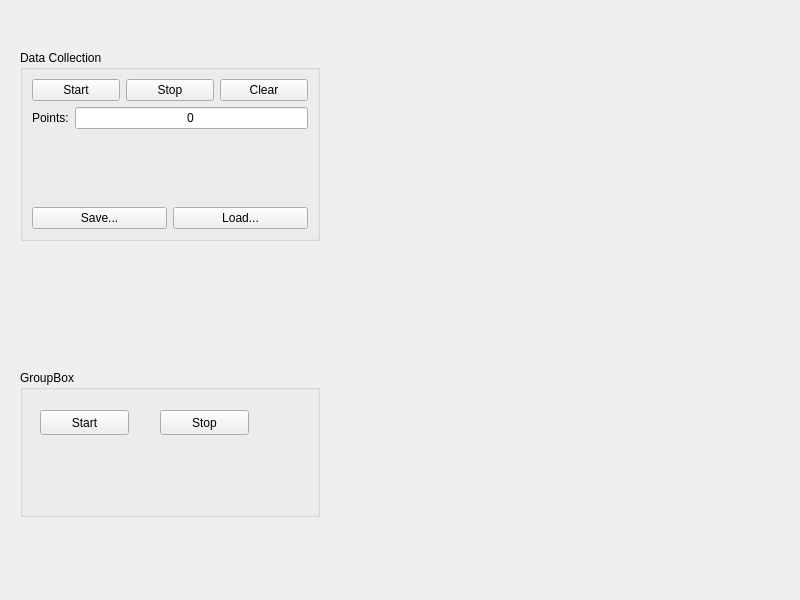
pcdangio/ros-calibration_imu, file src/magnetometer/gui/fmain.ui: the form before one commit.
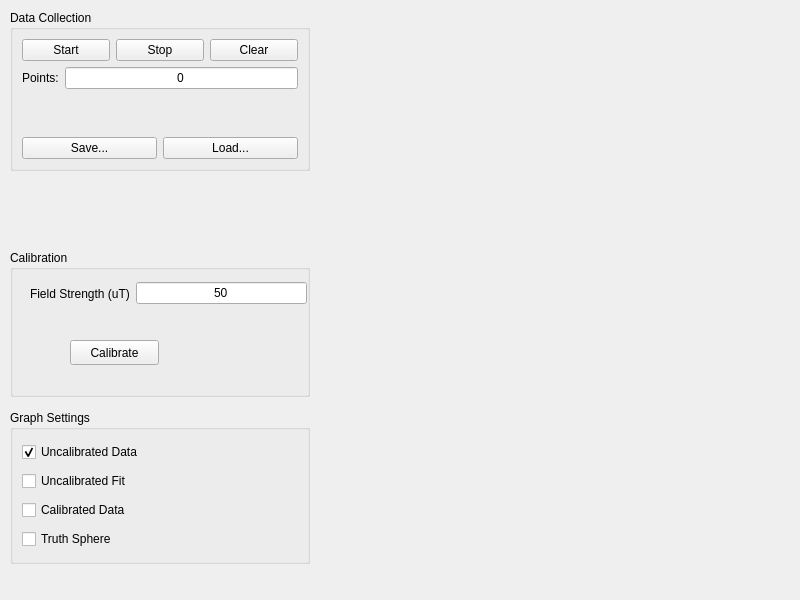
The form after the commit.

```diff
--- a/src/magnetometer/gui/fmain.ui
+++ b/src/magnetometer/gui/fmain.ui
@@ -17,22 +17,22 @@
    <widget class="QGroupBox" name="groupBox">
     <property name="geometry">
      <rect>
-      <x>20</x>
-      <y>50</y>
+      <x>10</x>
+      <y>10</y>
       <width>300</width>
-      <height>191</height>
+      <height>161</height>
      </rect>
     </property>
     <property name="minimumSize">
      <size>
       <width>300</width>
-      <height>0</height>
+      <height>161</height>
      </size>
     </property>
     <property name="maximumSize">
      <size>
       <width>300</width>
-      <height>16777215</height>
+      <height>161</height>
      </size>
     </property>
     <property name="title">
@@ -124,8 +124,8 @@
    <widget class="QGroupBox" name="groupBox_2">
     <property name="geometry">
      <rect>
-      <x>20</x>
-      <y>370</y>
+      <x>10</x>
+      <y>250</y>
       <width>300</width>
       <height>147</height>
      </rect>
@@ -143,33 +143,49 @@
      </size>
     </property>
     <property name="title">
-     <string>GroupBox</string>
+     <string>Calibration</string>
     </property>
-    <widget class="QPushButton" name="button_start_fit">
+    <widget class="QPushButton" name="button_calibrate">
+     <property name="geometry">
+      <rect>
+       <x>60</x>
+       <y>90</y>
+       <width>89</width>
+       <height>25</height>
+      </rect>
+     </property>
+     <property name="text">
+      <string>Calibrate</string>
+     </property>
+    </widget>
+    <widget class="QWidget" name="">
      <property name="geometry">
       <rect>
        <x>20</x>
-       <y>40</y>
-       <width>89</width>
-       <height>25</height>
+       <y>30</y>
+       <width>277</width>
+       <height>27</height>
       </rect>
      </property>
-     <property name="text">
-      <string>Start</string>
-     </property>
-    </widget>
-    <widget class="QPushButton" name="button_stop_fit">
-     <property name="geometry">
-      <rect>
-       <x>140</x>
-       <y>40</y>
-       <width>89</width>
-       <height>25</height>
-      </rect>
-     </property>
-     <property name="text">
-      <string>Stop</string>
-     </property>
+     <layout class="QHBoxLayout" name="horizontalLayout_4">
+      <item>
+       <widget class="QLabel" name="label_field_strength">
+        <property name="text">
+         <string>Field Strength (uT)</string>
+        </property>
+       </widget>
+      </item>
+      <item>
+       <widget class="QLineEdit" name="lineedit_field_strength">
+        <property name="text">
+         <string>50</string>
+        </property>
+        <property name="alignment">
+         <set>Qt::AlignCenter</set>
+        </property>
+       </widget>
+      </item>
+     </layout>
     </widget>
    </widget>
    <widget class="QWidget" name="gridLayoutWidget">
@@ -183,6 +199,64 @@
     </property>
     <layout class="QGridLayout" name="layout_graph"/>
    </widget>
+   <widget class="QGroupBox" name="groupbox_graph">
+    <property name="geometry">
+     <rect>
+      <x>10</x>
+      <y>410</y>
+      <width>300</width>
+      <height>154</height>
+     </rect>
+    </property>
+    <property name="minimumSize">
+     <size>
+      <width>300</width>
+      <height>0</height>
+     </size>
+    </property>
+    <property name="maximumSize">
+     <size>
+      <width>300</width>
+      <height>16777215</height>
+     </size>
+    </property>
+    <property name="title">
+     <string>Graph Settings</string>
+    </property>
+    <layout class="QVBoxLayout" name="verticalLayout_2">
+     <item>
+      <widget class="QCheckBox" name="checkbox_graph_uncalibrated">
+       <property name="text">
+        <string>Uncalibrated Data</string>
+       </property>
+       <property name="checked">
+        <bool>true</bool>
+       </property>
+      </widget>
+     </item>
+     <item>
+      <widget class="QCheckBox" name="checkbox_graph_fit">
+       <property name="text">
+        <string>Uncalibrated Fit</string>
+       </property>
+      </widget>
+     </item>
+     <item>
+      <widget class="QCheckBox" name="checkbox_graph_calibrated">
+       <property name="text">
+        <string>Calibrated Data</string>
+       </property>
+      </widget>
+     </item>
+     <item>
+      <widget class="QCheckBox" name="checkbox_graph_truth">
+       <property name="text">
+        <string>Truth Sphere</string>
+       </property>
+      </widget>
+     </item>
+    </layout>
+   </widget>
   </widget>
  </widget>
  <resources/>
```
Left out of the diff: 4 changed lines with no effect on the pictures.
